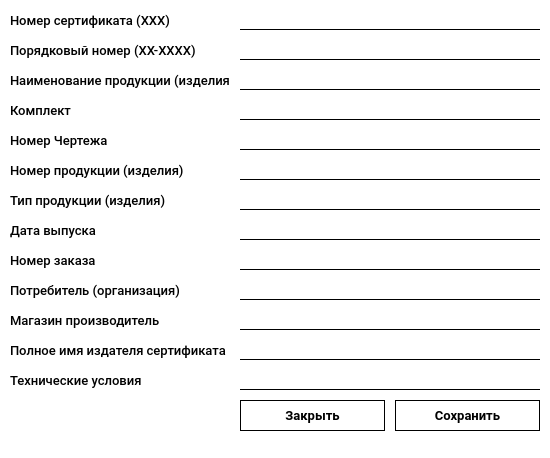
Qt form static/ui/certificate.ui (AlexandrVino/CyberSchool) before a commit.
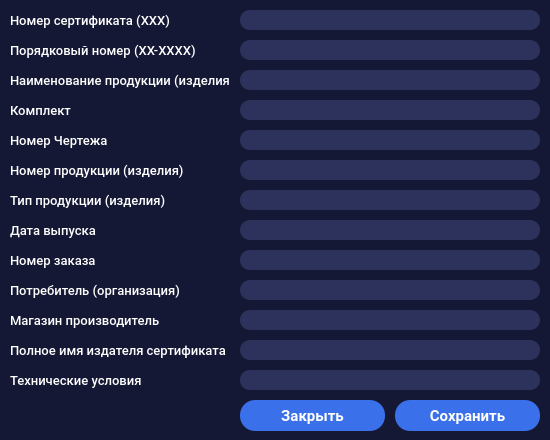
The same form after that commit.

Diff of the .ui file:
```diff
--- a/static/ui/certificate.ui
+++ b/static/ui/certificate.ui
@@ -7,14 +7,15 @@
     <x>0</x>
     <y>0</y>
     <width>550</width>
-    <height>458</height>
+    <height>440</height>
    </rect>
   </property>
   <property name="windowTitle">
    <string>Dialog</string>
   </property>
   <property name="styleSheet">
-   <string notr="true">background-color: #fff;</string>
+   <string notr="true">background-color: #151834;
+</string>
   </property>
   <widget class="QLineEdit" name="number_certificate">
    <property name="geometry">
@@ -32,9 +33,10 @@
     </font>
    </property>
    <property name="styleSheet">
-    <string notr="true">background-color: transparent;
-border: null;
-border-bottom: 1px solid #000;</string>
+    <string notr="true">background-color: #2c325c;
+color: #fff;
+border-radius: 10px;
+padding: 10px;</string>
    </property>
    <property name="text">
     <string/>
@@ -55,6 +57,10 @@
      <pointsize>10</pointsize>
     </font>
    </property>
+   <property name="styleSheet">
+    <string notr="true">
+color: #fff;</string>
+   </property>
    <property name="text">
     <string>Порядковый номер (XX-XXXX)</string>
    </property>
@@ -77,6 +83,10 @@
      <pointsize>10</pointsize>
     </font>
    </property>
+   <property name="styleSheet">
+    <string notr="true">
+color: #fff;</string>
+   </property>
    <property name="text">
     <string>Номер сертификата (XXX)</string>
    </property>
@@ -100,9 +110,10 @@
     </font>
    </property>
    <property name="styleSheet">
-    <string notr="true">background-color: transparent;
-border: null;
-border-bottom: 1px solid #000;</string>
+    <string notr="true">background-color: #2c325c;
+color: #fff;
+border-radius: 10px;
+padding: 10px;</string>
    </property>
    <property name="text">
     <string/>
@@ -123,6 +134,10 @@
      <pointsize>10</pointsize>
     </font>
    </property>
+   <property name="styleSheet">
+    <string notr="true">
+color: #fff;</string>
+   </property>
    <property name="text">
     <string>Наименование продукции (изделия)</string>
    </property>
@@ -146,9 +161,10 @@
     </font>
    </property>
    <property name="styleSheet">
-    <string notr="true">background-color: transparent;
-border: null;
-border-bottom: 1px solid #000;</string>
+    <string notr="true">background-color: #2c325c;
+color: #fff;
+border-radius: 10px;
+padding: 10px;</string>
    </property>
    <property name="text">
     <string/>
@@ -169,6 +185,10 @@
      <pointsize>10</pointsize>
     </font>
    </property>
+   <property name="styleSheet">
+    <string notr="true">
+color: #fff;</string>
+   </property>
    <property name="text">
     <string>Номер продукции (изделия)</string>
    </property>
@@ -192,9 +212,10 @@
     </font>
    </property>
    <property name="styleSheet">
-    <string notr="true">background-color: transparent;
-border: null;
-border-bottom: 1px solid #000;</string>
+    <string notr="true">background-color: #2c325c;
+color: #fff;
+border-radius: 10px;
+padding: 10px;</string>
    </property>
    <property name="text">
     <string/>
@@ -216,9 +237,10 @@
     </font>
    </property>
    <property name="styleSheet">
-    <string notr="true">background-color: transparent;
-border: null;
-border-bottom: 1px solid #000;</string>
+    <string notr="true">background-color: #2c325c;
+color: #fff;
+border-radius: 10px;
+padding: 10px;</string>
    </property>
    <property name="text">
     <string/>
@@ -239,6 +261,10 @@
      <pointsize>10</pointsize>
     </font>
    </property>
+   <property name="styleSheet">
+    <string notr="true">
+color: #fff;</string>
+   </property>
    <property name="text">
     <string>Тип продукции (изделия)</string>
    </property>
@@ -262,9 +288,10 @@
     </font>
    </property>
    <property name="styleSheet">
-    <string notr="true">background-color: transparent;
-border: null;
-border-bottom: 1px solid #000;</string>
+    <string notr="true">background-color: #2c325c;
+color: #fff;
+border-radius: 10px;
+padding: 10px;</string>
    </property>
    <property name="text">
     <string/>
@@ -285,6 +312,10 @@
      <pointsize>10</pointsize>
     </font>
    </property>
+   <property name="styleSheet">
+    <string notr="true">
+color: #fff;</string>
+   </property>
    <property name="text">
     <string>Комплект</string>
    </property>
@@ -308,9 +339,10 @@
     </font>
    </property>
    <property name="styleSheet">
-    <string notr="true">background-color: transparent;
-border: null;
-border-bottom: 1px solid #000;</string>
+    <string notr="true">background-color: #2c325c;
+color: #fff;
+border-radius: 10px;
+padding: 10px;</string>
    </property>
    <property name="text">
     <string/>
@@ -331,6 +363,10 @@
      <pointsize>10</pointsize>
     </font>
    </property>
+   <property name="styleSheet">
+    <string notr="true">
+color: #fff;</string>
+   </property>
    <property name="text">
     <string>Номер Чертежа</string>
    </property>
@@ -354,9 +390,10 @@
     </font>
    </property>
    <property name="styleSheet">
-    <string notr="true">background-color: transparent;
-border: null;
-border-bottom: 1px solid #000;</string>
+    <string notr="true">background-color: #2c325c;
+color: #fff;
+border-radius: 10px;
+padding: 10px;</string>
    </property>
    <property name="text">
     <string/>
@@ -377,6 +414,10 @@
      <pointsize>10</pointsize>
     </font>
    </property>
+   <property name="styleSheet">
+    <string notr="true">
+color: #fff;</string>
+   </property>
    <property name="text">
     <string>Потребитель (организация)</string>
    </property>
@@ -400,9 +441,10 @@
     </font>
    </property>
    <property name="styleSheet">
-    <string notr="true">background-color: transparent;
-border: null;
-border-bottom: 1px solid #000;</string>
+    <string notr="true">background-color: #2c325c;
+color: #fff;
+border-radius: 10px;
+padding: 10px;</string>
    </property>
    <property name="text">
     <string/>
@@ -423,6 +465,10 @@
      <pointsize>10</pointsize>
     </font>
    </property>
+   <property name="styleSheet">
+    <string notr="true">
+color: #fff;</string>
+   </property>
    <property name="text">
     <string>Магазин производитель</string>
    </property>
@@ -446,9 +492,10 @@
     </font>
    </property>
    <property name="styleSheet">
-    <string notr="true">background-color: transparent;
-border: null;
-border-bottom: 1px solid #000;</string>
+    <string notr="true">background-color: #2c325c;
+color: #fff;
+border-radius: 10px;
+padding: 10px;</string>
    </property>
    <property name="text">
     <string/>
@@ -469,6 +516,10 @@
      <pointsize>10</pointsize>
     </font>
    </property>
+   <property name="styleSheet">
+    <string notr="true">
+color: #fff;</string>
+   </property>
    <property name="text">
     <string>Полное имя издателя сертификата</string>
    </property>
@@ -492,9 +543,10 @@
     </font>
    </property>
    <property name="styleSheet">
-    <string notr="true">background-color: transparent;
-border: null;
-border-bottom: 1px solid #000;</string>
+    <string notr="true">background-color: #2c325c;
+color: #fff;
+border-radius: 10px;
+padding: 10px;</string>
    </property>
    <property name="text">
     <string/>
@@ -515,6 +567,10 @@
      <pointsize>10</pointsize>
     </font>
    </property>
+   <property name="styleSheet">
+    <string notr="true">
+color: #fff;</string>
+   </property>
    <property name="text">
     <string>Технические условия</string>
    </property>
@@ -538,9 +594,10 @@
     </font>
    </property>
    <property name="styleSheet">
-    <string notr="true">background-color: transparent;
-border: null;
-border-bottom: 1px solid #000;</string>
+    <string notr="true">background-color: #2c325c;
+color: #fff;
+border-radius: 10px;
+padding: 10px;</string>
    </property>
    <property name="text">
     <string/>
@@ -561,6 +618,10 @@
      <pointsize>10</pointsize>
     </font>
    </property>
+   <property name="styleSheet">
+    <string notr="true">
+color: #fff;</string>
+   </property>
    <property name="text">
     <string>Дата выпуска</string>
    </property>
@@ -580,14 +641,15 @@
    <property name="font">
     <font>
      <family>Roboto</family>
-     <pointsize>10</pointsize>
+     <pointsize>11</pointsize>
      <weight>75</weight>
      <bold>true</bold>
     </font>
    </property>
    <property name="styleSheet">
-    <string notr="true">border: 1px solid #000;
-</string>
+    <string notr="true">background-color: #3b70eb;
+color: #fff;
+border-radius: 15px;</string>
    </property>
    <property name="text">
     <string>Сохранить</string>
@@ -605,14 +667,15 @@
    <property name="font">
     <font>
      <family>Roboto</family>
-     <pointsize>10</pointsize>
+     <pointsize>11</pointsize>
      <weight>75</weight>
      <bold>true</bold>
     </font>
    </property>
    <property name="styleSheet">
-    <string notr="true">border: 1px solid #000;
-</string>
+    <string notr="true">background-color: #3b70eb;
+color: #fff;
+border-radius: 15px;</string>
    </property>
    <property name="text">
     <string>Закрыть</string>
@@ -634,9 +697,10 @@
     </font>
    </property>
    <property name="styleSheet">
-    <string notr="true">background-color: transparent;
-border: null;
-border-bottom: 1px solid #000;</string>
+    <string notr="true">background-color: #2c325c;
+color: #fff;
+border-radius: 10px;
+padding: 10px;</string>
    </property>
    <property name="text">
     <string/>
@@ -657,6 +721,10 @@
      <pointsize>10</pointsize>
     </font>
    </property>
+   <property name="styleSheet">
+    <string notr="true">
+color: #fff;</string>
+   </property>
    <property name="text">
     <string>Номер заказа</string>
    </property>
```
